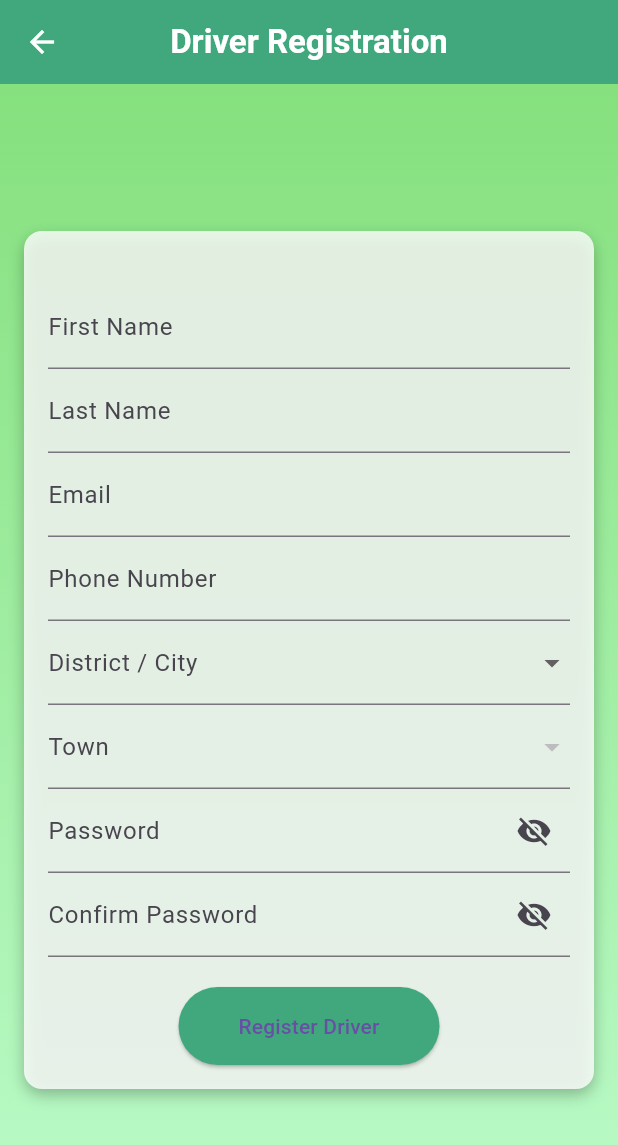
After one commit to TechVisionaries/EcoEagle, a Flutter app: the DriverRegistraion screen opened by its route, on a phone screen of 412 x 824 dp. The commit adds this screen. Shown: the top 1145 px of the screen. Run offline on Flutter 3.47's test engine with Material 3 defaults, Android fonts, the phone set to English and light mode, and no system bars; our stand-ins replace cloud_firestore, firebase_core, firebase_messaging, flutter_compass, flutter_dotenv, flutter_rating_bar and 6 more; accounts and stored records are empty; generated files the repository leaves out were written again; network calls fail.

Commit message:
driver registration added

```diff
--- a/lib/common/constants.dart
+++ b/lib/common/constants.dart
@@ -11,6 +11,7 @@ class Constants {
   static const spashScreenRoute = '/';
   static const signInRoute = '/signIn';
   static const signUpRoute = '/signup';
+  static const driverRegistraionRoute = '/driver_registration';
   static const userProfileRoute = '/user_profile';
   static const edtuserProfileRoute = '/editProfile';
   static const driverDashboardRoute = '/driver_dashboard';
--- a/lib/src/app.dart
+++ b/lib/src/app.dart
@@ -7,6 +7,7 @@ import 'package:trashtrek/src/appointments_feature/my_appointments_view.dart';
 import 'package:trashtrek/src/appointments_feature/schedule_appointment_service.dart';
 import 'package:trashtrek/src/user_management_feature/adminDashboard.dart';
 import 'package:trashtrek/src/user_management_feature/adminReports.dart';
+import 'package:trashtrek/src/user_management_feature/driverRegistration.dart';
 import 'package:trashtrek/src/user_management_feature/editUserProfile.dart';
 
 import 'package:trashtrek/src/user_management_feature/residentDashboard.dart';
@@ -119,6 +120,8 @@ class MyApp extends StatelessWidget {
                     return const SignIn();
                   case Constants.signUpRoute:
                     return const SignUp();
+                  case Constants.driverRegistraionRoute:
+                    return const DriverRegistraion();
                   case Constants.userProfileRoute:
                     return const UserProfile();
                   case Constants.edtuserProfileRoute:
--- a/lib/src/user_management_feature/adminDashboard.dart
+++ b/lib/src/user_management_feature/adminDashboard.dart
@@ -1,6 +1,7 @@
 import 'package:flutter/material.dart';
 import 'package:trashtrek/common/constants.dart';
 import 'package:trashtrek/src/user_management_feature/adminReports.dart';
+import 'package:trashtrek/src/user_management_feature/driverRegistration.dart';
 import '../settings/settings_view.dart';
 import '../user_management_feature/userProfile.dart'; // Make sure to import your UserProfile page
 
@@ -86,6 +87,13 @@ class _AdminDashboardState extends State<AdminDashboard> {
               color: Colors.purple,
               routeName: AdminReports.routeName,
             ),
+            _buildNavigationTile(
+              context,
+              title: 'Driver Registration',
+              icon: Icons.app_registration,
+              color: Colors.purple,
+              routeName: DriverRegistraion.routeName,
+            ),
           ],
         ),
       ),
--- /dev/null
+++ b/lib/src/user_management_feature/driverRegistration.dart
@@ -0,0 +1,438 @@
+import 'package:flutter/material.dart';
+import 'package:http/http.dart' as http;
+import 'dart:convert';
+import 'package:flutter_dotenv/flutter_dotenv.dart';
+import 'package:trashtrek/common/constants.dart';
+
+class DriverRegistraion extends StatefulWidget {
+  const DriverRegistraion({super.key});
+
+  static const routeName = Constants.driverRegistraionRoute;
+  @override
+  _DriverRegistrationState createState() => _DriverRegistrationState();
+}
+
+class _DriverRegistrationState extends State<DriverRegistraion> {
+  final TextEditingController _firstNameController = TextEditingController();
+  final TextEditingController _lastNameController = TextEditingController();
+  final TextEditingController _emailController = TextEditingController();
+  final TextEditingController _phoneNoController = TextEditingController();
+  final TextEditingController _passwordController = TextEditingController();
+  final TextEditingController _confirmPasswordController =
+      TextEditingController();
+
+  bool _isPasswordVisible = false;
+  bool _isConfirmPasswordVisible = false;
+  bool _isLoading = false;
+
+  String? _firstNameError;
+  String? _lastNameError;
+  String? _emailError;
+  String? _phoneError;
+  String? _cityError;
+  String? _streetError;
+  String? _passwordError;
+  String? _confirmPasswordError;
+
+  String? _selectedCity;
+  String? _selectedStreet;
+  List<String> _streets = [];
+
+  final List<String> _cities = [
+    "Ampara",
+    "Anuradhapura",
+    "Badulla",
+    "Batticaloa",
+    "Colombo",
+    "Galle",
+    "Gampaha",
+    "Hambantota",
+    "Jaffna",
+    "Kalutara",
+    "Kandy",
+    "Kegalle",
+    "Kilinochchi",
+    "Kurunegala",
+    "Mannar",
+    "Matale",
+    "Matara",
+    "Moneragala",
+    "Mullativu",
+    "Nuwara Eliya",
+    "Polonnaruwa",
+    "Puttalam",
+    "Ratnapura",
+    "Trincomalee",
+    "Vavuniya"
+  ];
+
+  @override
+  void initState() {
+    super.initState();
+    _firstNameController.addListener(() {
+      _validateFirstName();
+    });
+    _lastNameController.addListener(() {
+      _validateLastName();
+    });
+    _emailController.addListener(() {
+      _validateEmail();
+    });
+    _phoneNoController.addListener(() {
+      _validatePhoneNo();
+    });
+    _passwordController.addListener(() {
+      _validatePassword();
+    });
+    _confirmPasswordController.addListener(() {
+      _validateConfirmPassword();
+    });
+  }
+
+  void _validateFirstName() {
+    setState(() {
+      if (_firstNameController.text.isEmpty ||
+          !_firstNameController.text.contains(RegExp(r'^[a-zA-Z]+$'))) {
+        _firstNameError = 'Invalid First Name';
+      } else {
+        _firstNameError = null;
+      }
+    });
+  }
+
+  void _validateLastName() {
+    setState(() {
+      if (_lastNameController.text.isEmpty ||
+          !_lastNameController.text.contains(RegExp(r'^[a-zA-Z]+$'))) {
+        _lastNameError = 'Invalid Last Name';
+      } else {
+        _lastNameError = null;
+      }
+    });
+  }
+
+  void _validateEmail() {
+    setState(() {
+      if (_emailController.text.isEmpty ||
+          !_emailController.text.contains(
+              RegExp(r"^[a-zA-Z0-9._%+-]+@[a-zA-Z0-9.-]+\.[a-zA-Z]{2,}$"))) {
+        _emailError = 'Invalid Email';
+      } else {
+        _emailError = null;
+      }
+    });
+  }
+
+  void _validatePhoneNo() {
+    setState(() {
+      if (_phoneNoController.text.isEmpty ||
+          !_phoneNoController.text.contains(RegExp(r'^\d{10}$'))) {
+        _phoneError = 'Invalid Phone Number';
+      } else {
+        _phoneError = null;
+      }
+    });
+  }
+
+  void _validatePassword() {
+    setState(() {
+      if (_passwordController.text.isEmpty) {
+        _passwordError = 'Password is required';
+      } else {
+        _passwordError = null;
+      }
+    });
+  }
+
+  void _validateConfirmPassword() {
+    setState(() {
+      if (_confirmPasswordController.text.isEmpty) {
+        _confirmPasswordError = 'Confirm Password is required';
+      } else if (_passwordController.text != _confirmPasswordController.text) {
+        _confirmPasswordError = 'Password mismatch';
+      } else {
+        _confirmPasswordError = null;
+      }
+    });
+  }
+
+  void _validateCity() {
+    setState(() {
+      if (_selectedCity == null || _selectedCity!.isEmpty) {
+        _cityError = 'City is required';
+      } else {
+        _cityError = null;
+      }
+    });
+  }
+
+  void _validateStreet() {
+    setState(() {
+      if (_selectedStreet == null || _selectedStreet!.isEmpty) {
+        _streetError = 'Street is required';
+      } else {
+        _streetError = null;
+      }
+    });
+  }
+
+  Future<void> _fetchStreets(String cityName) async {
+    final baseUrl = dotenv.env[Constants.baseURL];
+    final response =
+        await http.get(Uri.parse('$baseUrl/cities/citylist/$cityName'));
+
+    if (response.statusCode == 200) {
+      final data = json.decode(response.body);
+      final fetchedStreets =
+          List<String>.from(data['cities'].map((city) => city['city_name']));
+
+      setState(() {
+        _streets = fetchedStreets..sort(); // Sort streets alphabetically
+        _selectedStreet = null; // Reset selected street when city changes
+      });
+    } else {
+      // Handle error or show a message
+      setState(() {
+        _streets = [];
+      });
+    }
+  }
+
+  Future<void> _registerUser() async {
+    print("heho");
+    if (!_validateForm()) return;
+    print("huhu");
+    setState(() {
+      _isLoading = true;
+    });
+
+    final baseUrl = dotenv.env[Constants.baseURL];
+    print('$baseUrl/users/');
+    final response = await http.post(
+      Uri.parse('$baseUrl/users/'),
+      body: {
+        'firstName': _firstNameController.text,
+        'lastName': _lastNameController.text,
+        'email': _emailController.text,
+        'phoneNo': _phoneNoController.text,
+        'houseNo': "Driver",
+        'city': _selectedCity,
+        'street': _selectedStreet,
+        'password': _passwordController.text,
+        'confirmPassword': _confirmPasswordController.text,
+        'userType': 'Driver',
+      },
+    );
+
+    setState(() {
+      _isLoading = false;
+    });
+
+    if (response.statusCode == 201) {
+      Navigator.pop(context);
+    } else {
+      // Handle error
+    }
+  }
+
+  bool _validateForm() {
+    bool isValid = true;
+
+    setState(() {
+      _validateFirstName();
+      _validateLastName();
+      _validateEmail();
+      _validatePhoneNo();
+      _validateCity();
+      _validateStreet();
+      _validatePassword();
+      _validateConfirmPassword();
+    });
+
+    return isValid;
+  }
+
+  @override
+  Widget build(BuildContext context) {
+    return Scaffold(
+      appBar: AppBar(
+        title: const Text(
+          'Driver Registration',
+          style: TextStyle(
+            fontWeight: FontWeight.bold,
+            color: Colors.white,
+          ),
+        ),
+        centerTitle: true,
+        backgroundColor: const Color.fromARGB(255, 65, 168, 125),
+        elevation: 0,
+        iconTheme: const IconThemeData(
+          color: Colors.white,
+        ),
+      ),
+      body: Container(
+        decoration: const BoxDecoration(
+          gradient: LinearGradient(
+            colors: [
+              Color.fromARGB(255, 133, 224, 125),
+              Color.fromARGB(255, 187, 251, 201),
+            ],
+            begin: Alignment.topCenter,
+            end: Alignment.bottomCenter,
+          ),
+        ),
+        child: Padding(
+          padding: const EdgeInsets.all(16.0),
+          child: Center(
+            child: Container(
+              padding: const EdgeInsets.all(16.0),
+              decoration: BoxDecoration(
+                color: Colors.white.withOpacity(0.8),
+                borderRadius: BorderRadius.circular(12.0),
+                boxShadow: const [
+                  BoxShadow(
+                    color: Colors.black26,
+                    offset: Offset(0, 4),
+                    blurRadius: 8.0,
+                  ),
+                ],
+              ),
+              child: SingleChildScrollView(
+                child: Column(
+                  mainAxisSize: MainAxisSize.min,
+                  children: <Widget>[
+                    const SizedBox(height: 20),
+                    TextField(
+                      controller: _firstNameController,
+                      decoration: InputDecoration(
+                        labelText: 'First Name',
+                        errorText: _firstNameError,
+                      ),
+                    ),
+                    TextField(
+                      controller: _lastNameController,
+                      decoration: InputDecoration(
+                        labelText: 'Last Name',
+                        errorText: _lastNameError,
+                      ),
+                    ),
+                    TextField(
+                      controller: _emailController,
+                      decoration: InputDecoration(
+                        labelText: 'Email',
+                        errorText: _emailError,
+                      ),
+                    ),
+                    TextField(
+                      controller: _phoneNoController,
+                      decoration: InputDecoration(
+                        labelText: 'Phone Number',
+                        errorText: _phoneError,
+                      ),
+                    ),
+                    DropdownButtonFormField<String>(
+                      value: _selectedCity,
+                      decoration: InputDecoration(
+                        labelText: 'District / City',
+                        errorText: _cityError,
+                      ),
+                      items:
+                          _cities.map<DropdownMenuItem<String>>((String city) {
+                        return DropdownMenuItem<String>(
+                          value: city,
+                          child: Text(city),
+                        );
+                      }).toList(),
+                      onChanged: (String? newValue) {
+                        setState(() {
+                          _selectedCity = newValue;
+                        });
+                        _fetchStreets(newValue!);
+                      },
+                    ),
+                    DropdownButtonFormField<String>(
+                      value: _selectedStreet,
+                      decoration: InputDecoration(
+                        labelText: 'Town',
+                        errorText: _streetError,
+                      ),
+                      items: _streets
+                          .map<DropdownMenuItem<String>>((String street) {
+                        return DropdownMenuItem<String>(
+                          value: street,
+                          child: Text(street),
+                        );
+                      }).toList(),
+                      onChanged: (String? newValue) {
+                        setState(() {
+                          _selectedStreet = newValue;
+                        });
+                      },
+                    ),
+                    TextField(
+                      controller: _passwordController,
+                      decoration: InputDecoration(
+                        labelText: 'Password',
+                        errorText: _passwordError,
+                        suffixIcon: IconButton(
+                          icon: Icon(
+                            _isPasswordVisible
+                                ? Icons.visibility
+                                : Icons.visibility_off,
+                          ),
+                          onPressed: () {
+                            setState(() {
+                              _isPasswordVisible = !_isPasswordVisible;
+                            });
+                          },
+                        ),
+                      ),
+                      obscureText: !_isPasswordVisible,
+                    ),
+                    TextField(
+                      controller: _confirmPasswordController,
+                      decoration: InputDecoration(
+                        labelText: 'Confirm Password',
+                        errorText: _confirmPasswordError,
+                        suffixIcon: IconButton(
+                          icon: Icon(
+                            _isConfirmPasswordVisible
+                                ? Icons.visibility
+                                : Icons.visibility_off,
+                          ),
+                          onPressed: () {
+                            setState(() {
+                              _isConfirmPasswordVisible =
+                                  !_isConfirmPasswordVisible;
+                            });
+                          },
+                        ),
+                      ),
+                      obscureText: !_isConfirmPasswordVisible,
+                    ),
+                    const SizedBox(height: 20),
+                    ElevatedButton(
+                      onPressed: _isLoading ? null : _registerUser,
+                      style: ElevatedButton.styleFrom(
+                        backgroundColor:
+                            const Color.fromARGB(255, 65, 168, 125),
+                        padding: const EdgeInsets.symmetric(
+                            horizontal: 40, vertical: 16),
+                      ),
+                      child: _isLoading
+                          ? const CircularProgressIndicator(
+                              valueColor:
+                                  AlwaysStoppedAnimation<Color>(Colors.white),
+                            )
+                          : const Text('Register Driver'),
+                    ),
+                  ],
+                ),
+              ),
+            ),
+          ),
+        ),
+      ),
+    );
+  }
+}
--- a/pubspec.yaml
+++ b/pubspec.yaml
@@ -33,7 +33,7 @@ dependencies:
   firebase_core: ^3.3.0
   firebase_auth: ^5.1.3
   cloud_firestore: ^5.2.0
-  firebase_messaging: 15.1.1
+  firebase_messaging: ^15.1.2
 
 dependency_overrides:
   flutter_compass:
```
